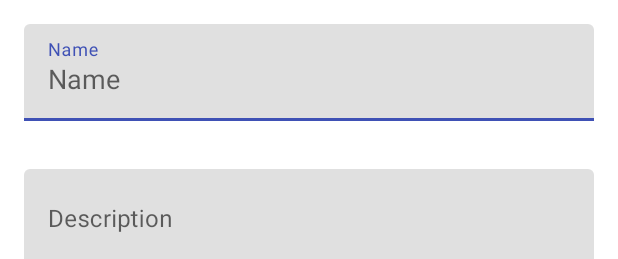
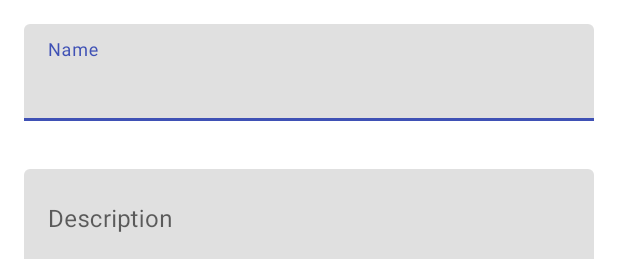
Before and after one commit to rh-id/a-medic-log, an Android app: the layout page_medicine_detail.xml on its own in the app's theme, with its tools: preview values and no code run, on a phone screen of 412 x 824 dp. Shown: the top 259 px of the screen. Run offline under Robolectric (Android 15) with nearby library versions, the phone set to English and light mode, and no system bars.

Commit message:
[Fix] Medicine name text UI

```diff
--- a/app/src/main/res/layout/page_medicine_detail.xml
+++ b/app/src/main/res/layout/page_medicine_detail.xml
@@ -25,7 +25,6 @@
             android:id="@+id/input_text_name"
             android:layout_width="match_parent"
             android:layout_height="wrap_content"
-            android:hint="@string/form_name"
             android:paddingStart="@dimen/text_margin"
             android:paddingTop="24sp"
             android:paddingEnd="@dimen/text_margin"
```
